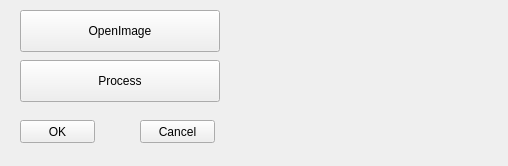
The window that mainwindow.ui (sidleciel/HelloCV) describes before a commit, drawn with Qt 5.
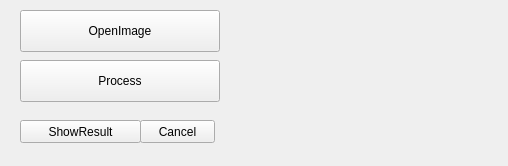
The same window after the commit.

```diff
--- a/mainwindow.ui
+++ b/mainwindow.ui
@@ -51,12 +51,12 @@
      <rect>
       <x>20</x>
       <y>120</y>
-      <width>75</width>
+      <width>121</width>
       <height>23</height>
      </rect>
     </property>
     <property name="text">
-     <string>OK</string>
+     <string>ShowResult</string>
     </property>
    </widget>
    <widget class="QPushButton" name="btnCancel">
```
